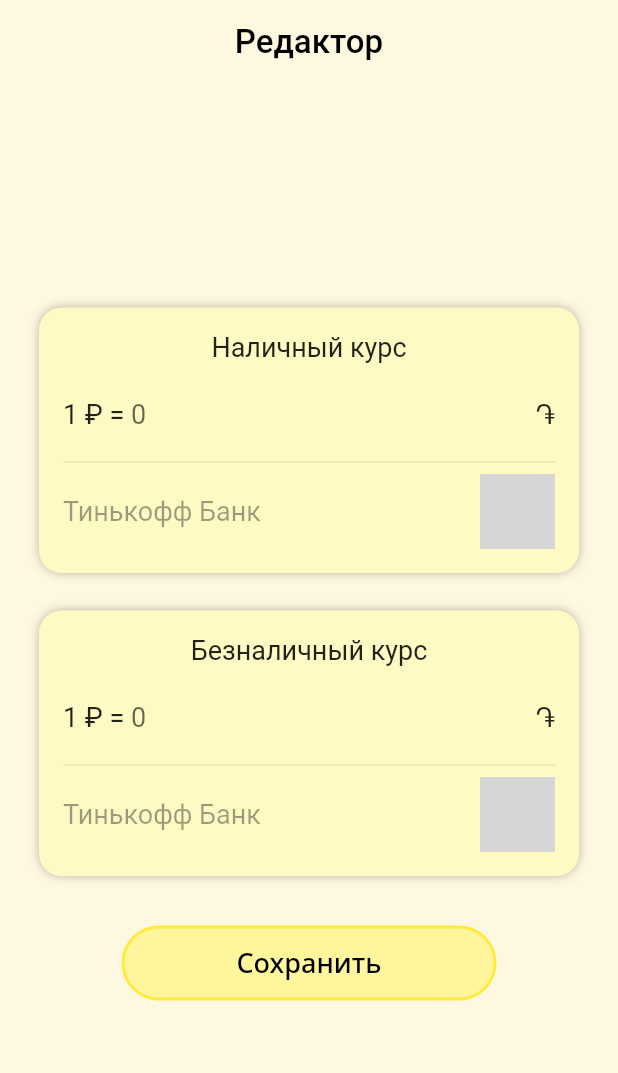
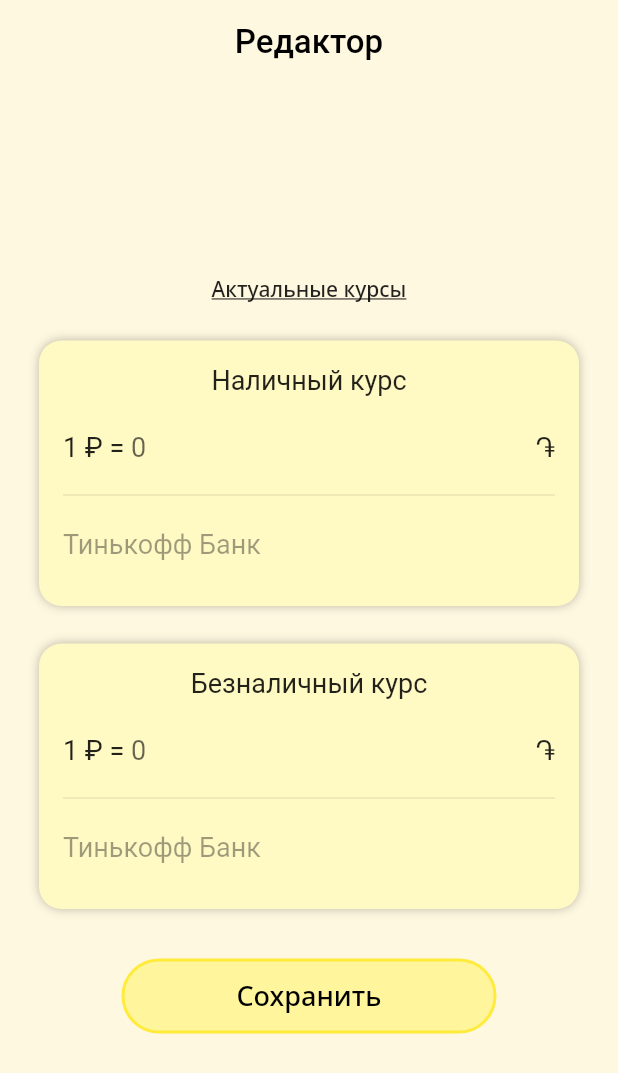
Before and after one commit to sashachekunov/amd_rub_converter, a Flutter app: the screen it shows after launch, on a phone screen of 412 x 824 dp. Shown: the top 1073 px of the screen. Run offline on Flutter 3.47's test engine with Material 2 defaults, Android fonts, the phone set to English and light mode, and no system bars; our stand-ins replace bloc, dartz, flutter_bloc, freezed_annotation, get_it, shared_preferences; network calls fail; Roboto replaces fonts that are missing (NotoSans-Bold, NotoSans-SemiBold); grey boxes are pictures that could not be loaded.

Commit message:
Fix currency rate bug

```diff
--- a/lib/data/data_sources/exchange_rate_local_data_source.dart
+++ b/lib/data/data_sources/exchange_rate_local_data_source.dart
@@ -34,7 +34,7 @@ class ExchangeRateLocalDataSourceImpl implements ExchangeRateLocalDataSource {
       DateTime.now()
           .difference(DateTime.fromMillisecondsSinceEpoch(timestamp))
           .inHours <=
-      2;
+      12;
 
   @override
   Future<ExchangeRateModel> readExchangeRateAMDRUB(bool cashless) async {
--- a/lib/presentation/core/app_typography.dart
+++ b/lib/presentation/core/app_typography.dart
@@ -57,6 +57,7 @@ class AppTypography {
   static const body2Link = TextStyle(
     fontFamily: mediumFontFamily,
     fontSize: 14,
+    decoration: TextDecoration.underline,
   );
   static const body3 = TextStyle(
     fontFamily: mediumFontFamily,
--- a/lib/presentation/screens/editor_screen.dart
+++ b/lib/presentation/screens/editor_screen.dart
@@ -8,6 +8,7 @@ import 'package:amd_rub_converter/presentation/widgets/exchange_rate_input_form.
 import 'package:amd_rub_converter/presentation/screens/loading_screen.dart';
 import 'package:amd_rub_converter/presentation/core/app_typography.dart';
 
+import 'package:url_launcher/url_launcher.dart';
 import 'package:flutter_bloc/flutter_bloc.dart';
 import 'package:flutter/material.dart';
 
@@ -64,9 +65,6 @@ class EditorScreen extends StatefulWidget {
 }
 
 class _EditorScreenState extends State<EditorScreen> {
-  late ExchangeRateInputForm cashInput;
-  late ExchangeRateInputForm cashlessInput;
-
   late double cashRate;
   late double cashlessRate;
   late List<OrganizationEntity> cashOrganizations;
@@ -74,8 +72,12 @@ class _EditorScreenState extends State<EditorScreen> {
 
   @override
   void initState() {
-    cashRate = widget.cashExchangeRate.rate;
-    cashlessRate = widget.cashlessExchangeRate.rate;
+    cashRate = widget.cashExchangeRate.rate == 0
+        ? 0
+        : 1 / widget.cashExchangeRate.rate;
+    cashlessRate = widget.cashlessExchangeRate.rate == 0
+        ? 0
+        : 1 / widget.cashlessExchangeRate.rate;
     cashOrganizations = widget.cashExchangeRate.organizations;
     cashlessOrganizations = widget.cashlessExchangeRate.organizations;
 
@@ -96,6 +98,20 @@ class _EditorScreenState extends State<EditorScreen> {
           child: SingleChildScrollView(
             child: Column(
               children: [
+                GestureDetector(
+                  onTap: () async {
+                    if (!await launchUrl(
+                      Uri.parse('https://t.me/armeniaCurrency'),
+                    )) {
+                      throw 'Could not launch url';
+                    }
+                  },
+                  child: const Text(
+                    'Актуальные курсы',
+                    style: AppTypography.body2Link,
+                  ),
+                ),
+                _buildDivider(),
                 ExchangeRateInputForm(
                   header: 'Наличный курс',
                   exchangeRate: widget.cashExchangeRate,
--- a/lib/presentation/widgets/exchange_rate_input_form.dart
+++ b/lib/presentation/widgets/exchange_rate_input_form.dart
@@ -126,7 +126,8 @@ class _ExchangeRateInputFormState extends State<ExchangeRateInputForm> {
   Row _buildOrganizationRow(OrganizationEntity organization) => Row(
         mainAxisAlignment: MainAxisAlignment.spaceBetween,
         children: [
-          Text(
+          Flexible(
+            child: Text(
               organization.name,
               style: AppTypography.h5.copyWith(
                 color: organization == selectedOrganization ||
@@ -138,11 +139,16 @@ class _ExchangeRateInputFormState extends State<ExchangeRateInputForm> {
                     : Colors.black38,
               ),
             ),
-          Image.network(
+          ),
+          Flexible(
+            child: Image.network(
               organization.image,
               height: 50,
               width: 50,
               fit: BoxFit.contain,
+              errorBuilder: (context, error, stackTrace) =>
+                  const SizedBox(height: 50, width: 50),
+            ),
           ),
         ],
       );
--- a/pubspec.yaml
+++ b/pubspec.yaml
@@ -1,7 +1,7 @@
 name: amd_rub_converter
 description: A new Flutter project.
 publish_to: 'none'
-version: 1.0.0+2
+version: 1.0.0+3
 
 
 environment:
@@ -18,7 +18,6 @@ dependencies:
   # localization
   flutter_localizations:
     sdk: flutter
-
 
   # bloc
   bloc: ^8.1.0
@@ -37,6 +36,7 @@ dependencies:
 
   # widgets
   cupertino_icons: ^1.0.2
+  url_launcher: ^6.1.7
 
 
 dev_dependencies:
```
Lines whose indentation alone changed are shown as unchanged.
